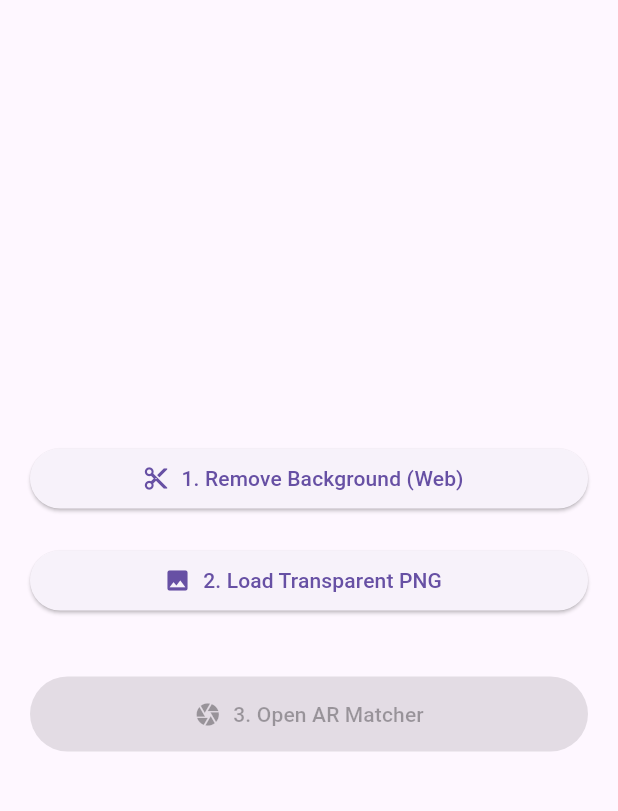
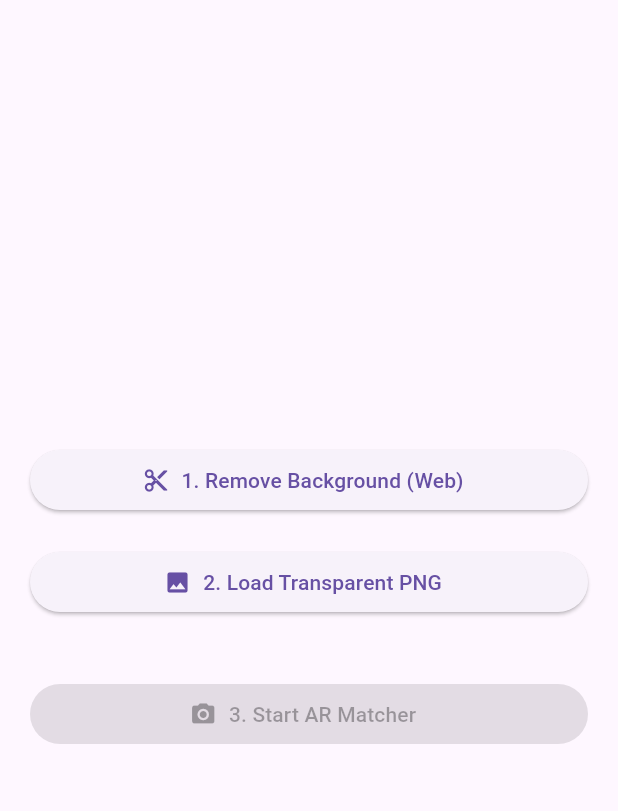
Before and after one commit to Anuradha-117/wardrobe_matcher, a Flutter app: the screen it shows after launch, on a phone screen of 412 x 824 dp, the part 63-874 px from its top. Run offline on Flutter 3.47's test engine with Material 3 defaults, Android fonts, the phone set to English and light mode, and no system bars; our stand-ins replace camera, image_picker.

Commit message:
Implement Stack widget for AR overlay and Camera integration

```diff
--- a/lib/main.dart
+++ b/lib/main.dart
@@ -2,6 +2,7 @@ import 'package:flutter/material.dart';
 import 'package:url_launcher/url_launcher.dart';
 import 'package:image_picker/image_picker.dart';
 import 'dart:io';
+import 'camera_screen.dart';
 
 void main() =>
     runApp(MaterialApp(debugShowCheckedModeBanner: false, home: HomeScreen()));
@@ -60,18 +61,20 @@ class _HomeScreenState extends State<HomeScreen> {
               ),
             ],
             SizedBox(height: 40),
-            ElevatedButton.icon(
-              icon: Icon(Icons.camera),
-              label: Text("3. Open AR Matcher"),
-              style: ElevatedButton.styleFrom(
-                padding: EdgeInsets.symmetric(vertical: 15),
-                backgroundColor: _userImage == null ? Colors.grey : Colors.blue,
-              ),
+            FilledButton.icon(
               onPressed: _userImage == null
                   ? null
                   : () {
-                      // Camera screen will add
+                      Navigator.push(
+                        context,
+                        MaterialPageRoute(
+                          builder: (context) =>
+                              CameraScreen(userImage: _userImage!),
+                        ),
+                      );
                     },
+              icon: const Icon(Icons.camera_alt),
+              label: const Text("3. Start AR Matcher"),
             ),
           ],
         ),
```
Also changed, not shown: lib/camera_screen.dart (added, +84 -0 lines).
